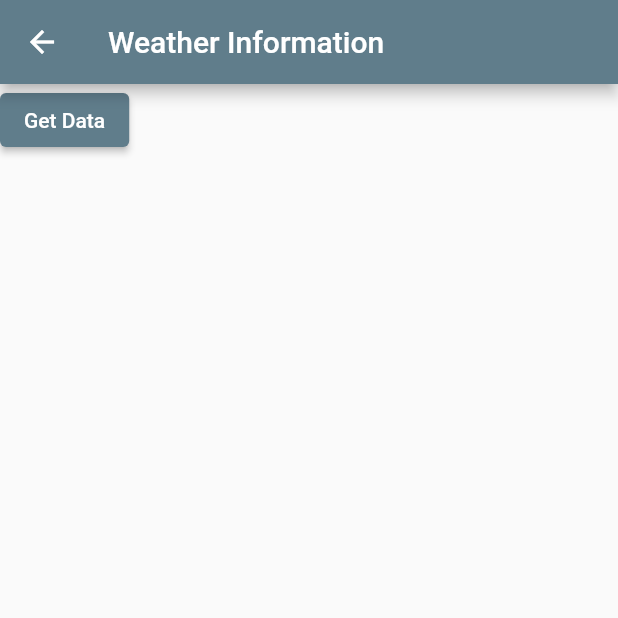
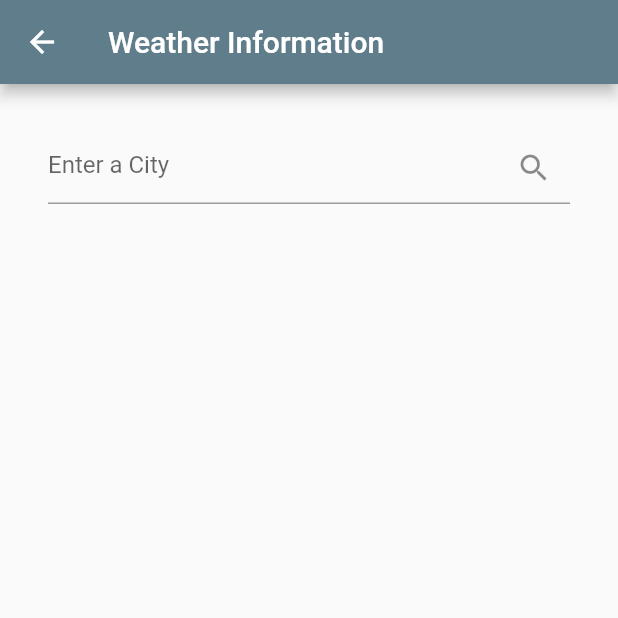
Before and after one commit to danielotieno/fitness-app-flutter, a Flutter app: the WeatherScreen screen opened directly, on a phone screen of 412 x 824 dp, the top half of it. Run offline on Flutter 3.47's test engine with Material 2 defaults, Android fonts, the phone set to English and light mode, and no system bars; our stand-ins replace flutter_dotenv.

Commit message:
chore:add search field

```diff
--- a/lib/screens/weather_screen.dart
+++ b/lib/screens/weather_screen.dart
@@ -11,6 +11,7 @@ class WeatherScreen extends StatefulWidget {
 }
 
 class _WeatherScreenState extends State<WeatherScreen> {
+  final TextEditingController textCity = TextEditingController();
   Weather result = Weather('', '', 0, 0, 0, 0);
   @override
   Widget build(BuildContext context) {
@@ -18,18 +19,30 @@ class _WeatherScreenState extends State<WeatherScreen> {
         appBar: AppBar(
           title: Text('Weather Information'),
         ),
-      body: Column(
+        body: Padding(
+          padding: EdgeInsets.all(16),
+          child: ListView(
             children: [
-          ElevatedButton(onPressed: getData, child: Text('Get Data')),
-          Text(result.name),
+              Padding(
+                padding: EdgeInsets.all(16),
+                child: TextField(
+                  controller: textCity,
+                  decoration: InputDecoration(
+                      hintText: 'Enter a City',
+                      suffixIcon: IconButton(
+                        icon: Icon(Icons.search),
+                        onPressed: getData,
+                      )),
+                ),
+              )
             ],
           ),
-    );
+        ));
   }
 
   Future getData() async {
     HttpHelper helper = HttpHelper();
-    result = await helper.getWeather('Mombasa');
+    result = await helper.getWeather(textCity.text);
     setState(() {});
   }
 }
```
Lines whose indentation alone changed are shown as unchanged.
